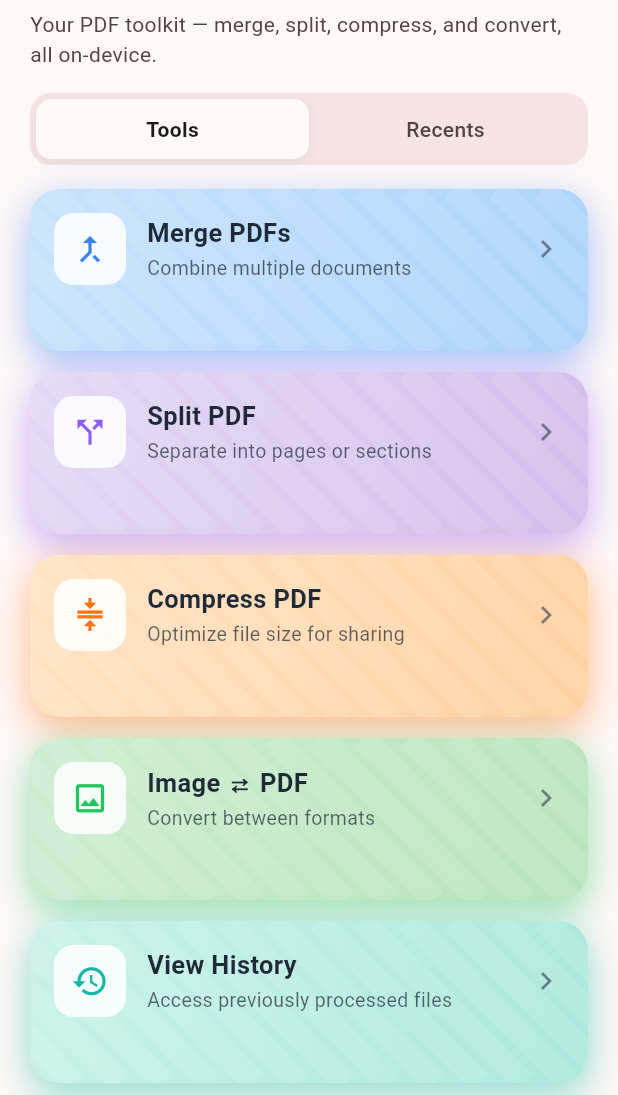
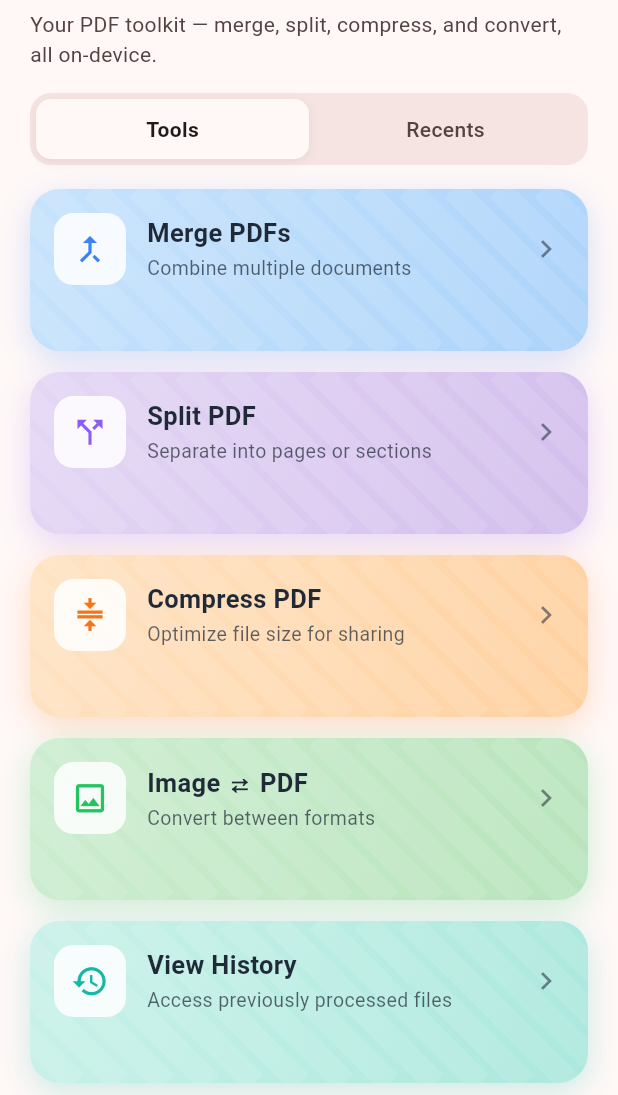
Before and after one commit to shokoufehrouhi/PuraPDF-, a Flutter app: the screen it shows after launch, on a phone screen of 412 x 824 dp, the part 141-1236 px from its top. Run offline on Flutter 3.47's test engine with Material 3 defaults, Android fonts, the phone set to English and light mode, and no system bars; our stand-ins replace file_picker, flutter_riverpod, google_mobile_ads, share_plus, shared_preferences; missing offline and left inert: pdfrx, syncfusion_flutter_pdf; network calls fail.

Commit message:
Mute dark-mode card colors and soften shadows
- Dark mode gradient: blend ratio toward a neutral dark grey (was black)
  increased 0.35/0.58 -> 0.55/0.72, for a muted look instead of
  fully-saturated iconColor.
- Shadows (both themes): alpha and blur reduced, spreadRadius dropped -
  the previous pass overcorrected in the other direction.

Verified on a macOS screenshot (dark mode): softer, muted cards, gentle
shadow. 19/19 tests, macOS + Android apk builds, flutter analyze 0
issues.

Co-Authored-By: Claude Sonnet 5 <noreply@anthropic.com>

```diff
--- a/lib/presentation/home_screen.dart
+++ b/lib/presentation/home_screen.dart
@@ -380,13 +380,15 @@ class _FeatureRowCard extends StatelessWidget {
     // would lose contrast on a pale card). Dark mode: the pastel would
     // wash out against a dark scaffold, so the card gradient is instead
     // derived from the feature's own saturated iconColor blended toward
-    // black, with white text/icon and a plain black shadow (a colored
-    // glow reads oddly on a dark background).
+    // a neutral dark grey (muted, not the fully-saturated iconColor) —
+    // with white text/icon and a plain black shadow (a colored glow reads
+    // oddly on a dark background).
+    const Color darkMuted = Color(0xFF2A2A30);
     final Color cardTop = isDark
-        ? Color.lerp(iconColor, Colors.black, 0.35)!
+        ? Color.lerp(iconColor, darkMuted, 0.55)!
         : color;
     final Color cardBottom = isDark
-        ? Color.lerp(iconColor, Colors.black, 0.58)!
+        ? Color.lerp(iconColor, darkMuted, 0.72)!
         : colorDark;
     final Color textColor = isDark ? Colors.white : const Color(0xFF1F2937);
     final Color badgeColor = isDark
@@ -395,15 +397,14 @@ class _FeatureRowCard extends StatelessWidget {
     final Color badgeIconColor = isDark ? Colors.white : iconColor;
     final BoxShadow shadow = isDark
         ? BoxShadow(
-            color: Colors.black.withValues(alpha: 0.45),
-            blurRadius: 18,
-            offset: const Offset(0, 8),
+            color: Colors.black.withValues(alpha: 0.25),
+            blurRadius: 16,
+            offset: const Offset(0, 6),
           )
         : BoxShadow(
-            color: iconColor.withValues(alpha: 0.45),
-            blurRadius: 22,
-            spreadRadius: 1,
-            offset: const Offset(0, 8),
+            color: iconColor.withValues(alpha: 0.22),
+            blurRadius: 18,
+            offset: const Offset(0, 6),
           );
 
     return Material(
```
